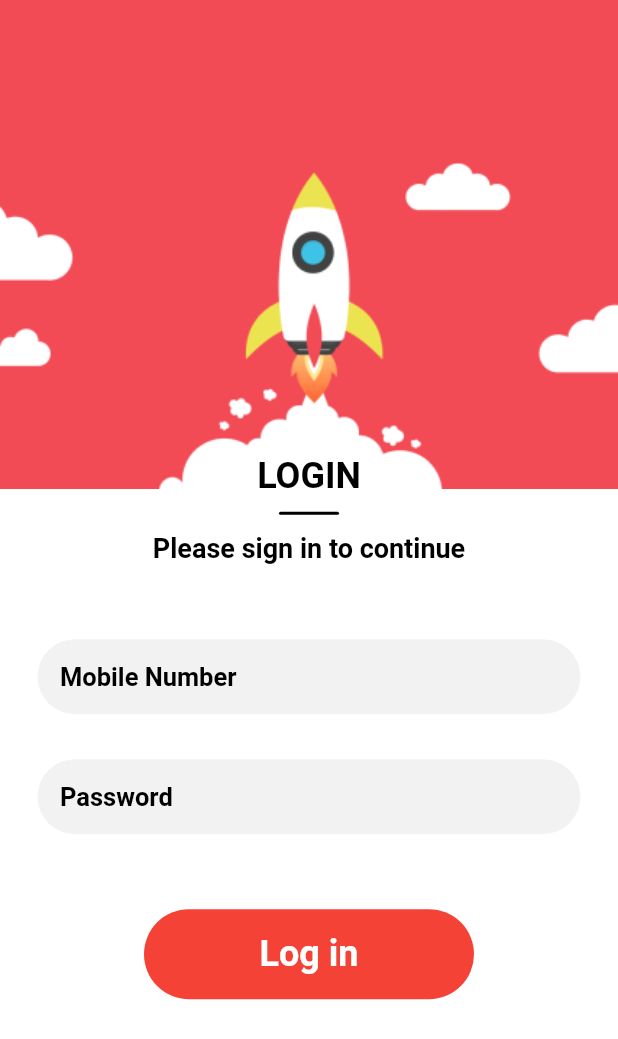
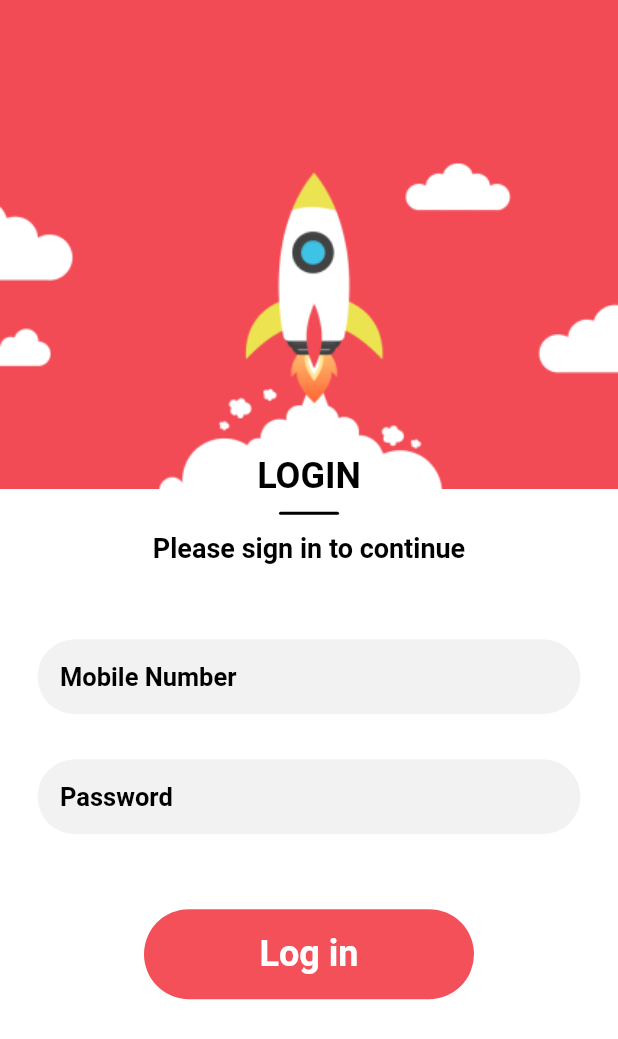
Before and after one commit to Pankajarya726/dms_sfa, a Flutter app: the LoginScreen screen opened directly, on a phone screen of 412 x 824 dp. Shown: the top 1039 px of the screen. Run offline on Flutter 3.47's test engine with Material 2 defaults, Android fonts, the phone set to English and light mode, and no system bars; our stand-ins replace cached_network_image, connectivity, dio, email_validator, equatable, flutter_bloc and 12 more; missing offline and left inert: kf_drawer, ntp, store_redirect; accounts and stored records are empty.

Commit message:
login button color changed

```diff
--- a/lib/ui/login_screen/login_screen.dart
+++ b/lib/ui/login_screen/login_screen.dart
@@ -3,6 +3,7 @@ import 'package:dms/ui/login_screen/login_bloc/login_bloc.dart';
 import 'package:dms/ui/login_screen/login_bloc/login_event.dart';
 import 'package:dms/ui/login_screen/login_bloc/login_state.dart';
 import 'package:dms/ui/screen_after_login/screen_after_login.dart';
+import 'package:dms/utils/colors.dart';
 import 'package:dms/utils/constants.dart';
 import 'package:dms/utils/shared_preference.dart';
 import 'package:flutter/material.dart';
@@ -227,7 +228,7 @@ class _LoginScreenState extends State<LoginScreen> {
                             fixedSize:
                                 MaterialStateProperty.all(const Size(220, 60)),
                             backgroundColor:
-                                MaterialStateProperty.all(Colors.red),
+                                MaterialStateProperty.all(MColor.colorPrimary),
                             elevation: MaterialStateProperty.all(0),
                             shape: MaterialStateProperty.all(
                               RoundedRectangleBorder(
@@ -238,9 +239,10 @@ class _LoginScreenState extends State<LoginScreen> {
                           child: const Text(
                             "Log in",
                             style: TextStyle(
-                                color: Colors.white,
-                                fontSize: 24,
-                                fontWeight: FontWeight.bold),
+                              color: Colors.white,
+                              fontSize: 24,
+                              fontWeight: FontWeight.bold,
+                            ),
                           ),
                         ),
                       ),
```
